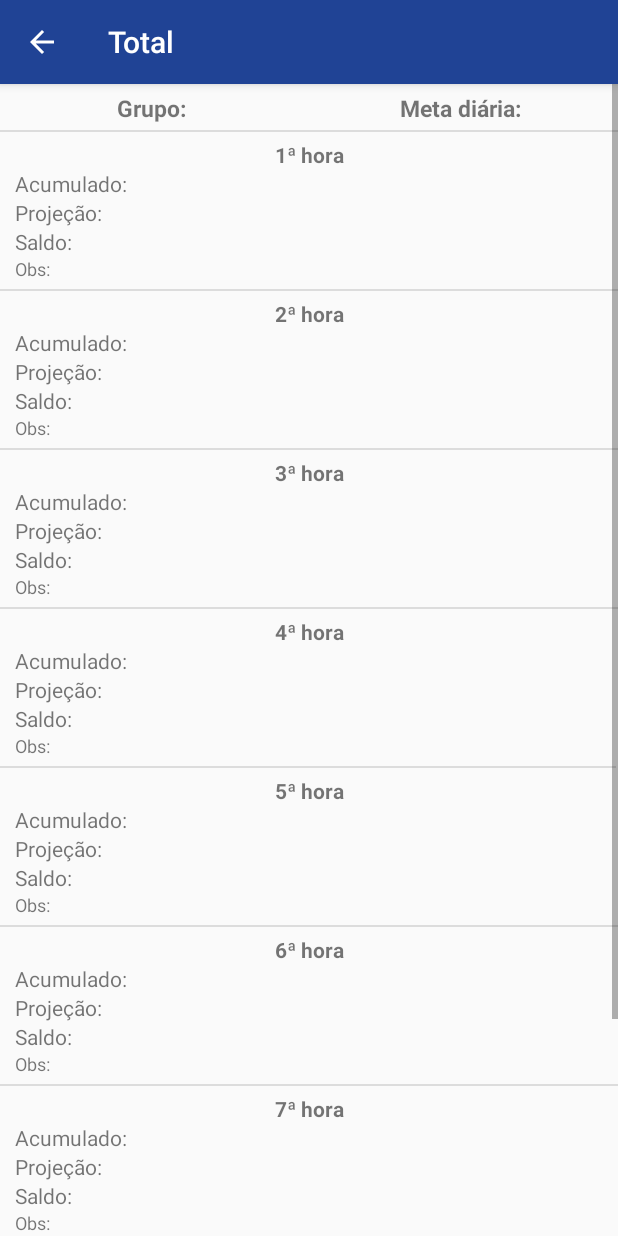
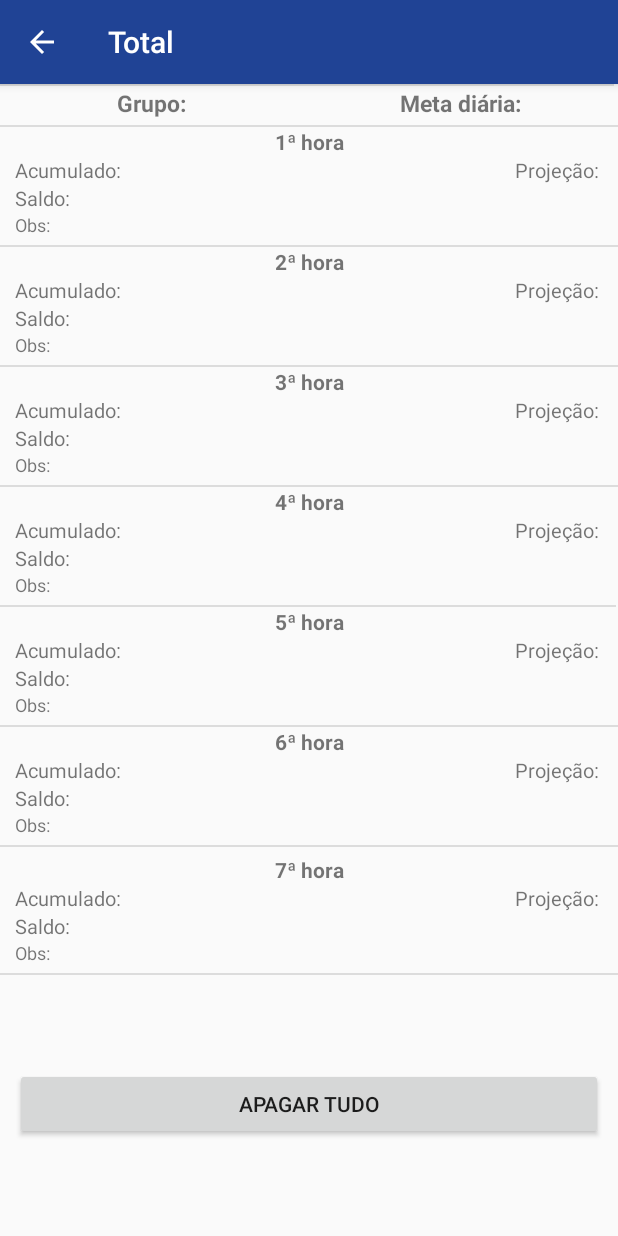
Before and after one commit to brenov1sk/app_Moura, an Android app: the total screen opened directly, with no data from a screen before it, on a phone screen of 412 x 824 dp. Run offline under Robolectric (Android 15) with nearby library versions, the phone set to English and light mode, and no system bars.

Commit message:
alteraçoes no layout

```diff
--- a/app/src/main/AndroidManifest.xml
+++ b/app/src/main/AndroidManifest.xml
@@ -9,7 +9,8 @@
         android:roundIcon="@mipmap/icone_round"
         android:supportsRtl="true"
         android:theme="@style/AppTheme">
-        <activity android:name=".total"></activity>
+        <activity android:name=".fimResultado"></activity>
+        <activity android:name=".total" />
         <activity android:name=".fimTurno" />
         <activity android:name=".hora7" />
         <activity android:name=".hora6" />
--- /dev/null
+++ b/app/src/main/java/com/example/appmoura/fimResultado.java
@@ -0,0 +1,54 @@
+package com.example.appmoura;
+
+import androidx.appcompat.app.AppCompatActivity;
+
+import android.content.Intent;
+import android.content.SharedPreferences;
+import android.os.Bundle;
+import android.view.MenuItem;
+import android.widget.TextView;
+
+public class fimResultado extends AppCompatActivity {
+
+    private final String DADOS = "Dados";
+    private TextView prodFinal, saldoFinal, scrap, sucata;
+
+    @Override
+    protected void onCreate(Bundle savedInstanceState) {
+        super.onCreate(savedInstanceState);
+        setContentView(R.layout.activity_fim_resultado);
+
+        SharedPreferences preferences = getSharedPreferences(DADOS, 0);
+
+        prodFinal = findViewById(R.id.prodFinal);
+        saldoFinal = findViewById(R.id.saldoFinal);
+        scrap = findViewById(R.id.scrap);
+        sucata = findViewById(R.id.sucata);
+
+        //fim do turno
+        String pFinal = preferences.getString("prodFinal","");
+        String sFinal = preferences.getString("saldoFinal","");
+        String scrapp = preferences.getString("scrap","");
+        String sucat = preferences.getString("sucata","");
+        prodFinal.setText("Produção final: " + pFinal);
+        saldoFinal.setText("Saldo final: " + sFinal);
+        scrap.setText("Scrap: " + scrapp);
+        sucata.setText("Sucata: " + sucat);
+
+        getSupportActionBar().setDisplayHomeAsUpEnabled(true); //Mostrar o botão
+        getSupportActionBar().setHomeButtonEnabled(true);      //Ativar o botão
+        getSupportActionBar().setTitle("Fim do turno");     //Titulo para ser exibido na sua Action Bar em frente à seta
+    }
+
+    @Override
+    public boolean onOptionsItemSelected(MenuItem item) { //Botão adicional na ToolBar
+        switch (item.getItemId()) {
+            case android.R.id.home:  //ID do seu botão (gerado automaticamente pelo android, usando como está, deve funcionar
+                startActivity(new Intent(this, MainActivity.class));  //O efeito ao ser pressionado do botão (no caso abre a activity)
+                finishAffinity();  //Método para matar a activity e não deixa-lá indexada na pilhagem
+                break;
+            default:break;
+        }
+        return true;
+    }
+}
--- a/app/src/main/java/com/example/appmoura/fimTurno.java
+++ b/app/src/main/java/com/example/appmoura/fimTurno.java
@@ -59,7 +59,7 @@ public class fimTurno extends AppCompatActivity {
             String SCRAP = scrap.getText().toString();
             String SUCATA = sucata.getText().toString();
 
-            Intent salvar8 = new Intent(this, MainActivity.class);
+            Intent salvar8 = new Intent(this, fimResultado.class);
 
             String metadiaria = preferences.getString("meta", "0");
             meta = Integer.parseInt(metadiaria);
--- a/app/src/main/java/com/example/appmoura/total.java
+++ b/app/src/main/java/com/example/appmoura/total.java
@@ -24,7 +24,6 @@ public class total extends AppCompatActivity {
     private TextView ac5, proj5, s5, ob5;
     private TextView ac6, proj6, s6, ob6;
     private TextView ac7, proj7, s7, ob7;
-    private TextView prodFinal, saldoFinal, scrap, sucata;
 
     private final String DADOS = "Dados";
 
@@ -73,11 +72,6 @@ public class total extends AppCompatActivity {
         proj7 = findViewById(R.id.proj7);
         s7 = findViewById(R.id.s7);
         ob7 = findViewById(R.id.ob7);
-
-        prodFinal = findViewById(R.id.prodFinal);
-        saldoFinal = findViewById(R.id.saldoFinal);
-        scrap = findViewById(R.id.scrap);
-        sucata = findViewById(R.id.sucata);
 
         //activity inicio
         String grupo = preferences.getString("grupo","");
@@ -155,17 +149,6 @@ public class total extends AppCompatActivity {
         s7.setText("Saldo: " + saldo7);
         ob7.setText("Obs: " + obs7);
 
-        //fim do turno
-        String pFinal = preferences.getString("prodFinal","");
-        String sFinal = preferences.getString("saldoFinal","");
-        String scrapp = preferences.getString("scrap","");
-        String sucat = preferences.getString("sucata","");
-        prodFinal.setText("Produção final: " + pFinal);
-        saldoFinal.setText("Saldo final: " + sFinal);
-        scrap.setText("Scrap: " + scrapp);
-        sucata.setText("Sucata: " + sucat);
-
-
         bt = findViewById(R.id.bt);
         bt.setOnClickListener(new View.OnClickListener() {
             @Override
--- /dev/null
+++ b/app/src/main/res/layout/activity_fim_resultado.xml
@@ -0,0 +1,68 @@
+<?xml version="1.0" encoding="utf-8"?>
+<androidx.constraintlayout.widget.ConstraintLayout xmlns:android="http://schemas.android.com/apk/res/android"
+    xmlns:app="http://schemas.android.com/apk/res-auto"
+    xmlns:tools="http://schemas.android.com/tools"
+    android:layout_width="match_parent"
+    android:layout_height="match_parent"
+    tools:context=".fimResultado">
+
+    <TextView
+        android:id="@+id/saldoFinal"
+        android:layout_width="0dp"
+        android:layout_height="wrap_content"
+        android:layout_marginStart="10dp"
+        android:layout_marginLeft="10dp"
+        android:layout_marginTop="40dp"
+        android:layout_marginEnd="10dp"
+        android:layout_marginRight="10dp"
+        android:text="TextView"
+        android:textSize="18sp"
+        app:layout_constraintEnd_toEndOf="parent"
+        app:layout_constraintStart_toStartOf="parent"
+        app:layout_constraintTop_toBottomOf="@+id/prodFinal" />
+
+    <TextView
+        android:id="@+id/prodFinal"
+        android:layout_width="0dp"
+        android:layout_height="wrap_content"
+        android:layout_marginStart="10dp"
+        android:layout_marginLeft="10dp"
+        android:layout_marginTop="20dp"
+        android:layout_marginEnd="10dp"
+        android:layout_marginRight="10dp"
+        android:text="TextView"
+        android:textSize="18sp"
+        app:layout_constraintEnd_toEndOf="parent"
+        app:layout_constraintStart_toStartOf="parent"
+        app:layout_constraintTop_toTopOf="parent" />
+
+    <TextView
+        android:id="@+id/scrap"
+        android:layout_width="0dp"
+        android:layout_height="wrap_content"
+        android:layout_marginStart="10dp"
+        android:layout_marginLeft="10dp"
+        android:layout_marginTop="40dp"
+        android:layout_marginEnd="10dp"
+        android:layout_marginRight="10dp"
+        android:text="TextView"
+        android:textSize="18sp"
+        app:layout_constraintEnd_toEndOf="parent"
+        app:layout_constraintStart_toStartOf="parent"
+        app:layout_constraintTop_toBottomOf="@+id/saldoFinal" />
+
+    <TextView
+        android:id="@+id/sucata"
+        android:layout_width="0dp"
+        android:layout_height="wrap_content"
+        android:layout_marginStart="10dp"
+        android:layout_marginLeft="10dp"
+        android:layout_marginTop="40dp"
+        android:layout_marginEnd="10dp"
+        android:layout_marginRight="10dp"
+        android:text="TextView"
+        android:textSize="18sp"
+        app:layout_constraintEnd_toEndOf="parent"
+        app:layout_constraintStart_toStartOf="parent"
+        app:layout_constraintTop_toBottomOf="@+id/scrap" />
+</androidx.constraintlayout.widget.ConstraintLayout>
--- a/app/src/main/res/layout/activity_inicio_turno.xml
+++ b/app/src/main/res/layout/activity_inicio_turno.xml
@@ -81,7 +81,7 @@
             android:id="@+id/editObs"
             android:layout_width="match_parent"
             android:layout_height="wrap_content"
-            android:hint="Observação"
+            android:hint="Modelo de bateria"
             android:inputType="textMultiLine" />
     </com.google.android.material.textfield.TextInputLayout>
 
--- a/app/src/main/res/layout/activity_total.xml
+++ b/app/src/main/res/layout/activity_total.xml
@@ -22,7 +22,7 @@
         android:layout_height="20dp"
         android:layout_marginStart="10dp"
         android:layout_marginLeft="10dp"
-            android:layout_marginTop="5dp"
+        android:layout_marginTop="2dp"
         android:layout_marginEnd="10dp"
         android:layout_marginRight="10dp"
         android:gravity="center"
@@ -60,11 +60,13 @@
         android:id="@+id/ac1"
         android:layout_width="0dp"
         android:layout_height="wrap_content"
+        android:layout_marginStart="10dp"
         android:layout_marginLeft="10dp"
+        android:layout_marginEnd="10dp"
         android:layout_marginRight="10dp"
         android:text="TextView"
-            android:textSize="14sp"
-            app:layout_constraintEnd_toEndOf="parent"
+        android:textSize="13sp"
+        app:layout_constraintEnd_toStartOf="@+id/guideline6"
         app:layout_constraintStart_toStartOf="parent"
         app:layout_constraintTop_toBottomOf="@+id/textView" />
 
@@ -72,13 +74,16 @@
         android:id="@+id/proj1"
         android:layout_width="0dp"
         android:layout_height="wrap_content"
+        android:layout_marginStart="10dp"
         android:layout_marginLeft="10dp"
+        android:layout_marginEnd="10dp"
         android:layout_marginRight="10dp"
+        android:gravity="right"
         android:text="TextView"
-            android:textSize="14sp"
+        android:textSize="13sp"
         app:layout_constraintEnd_toEndOf="parent"
-            app:layout_constraintStart_toStartOf="parent"
-            app:layout_constraintTop_toBottomOf="@+id/ac1" />
+        app:layout_constraintStart_toStartOf="@+id/guideline6"
+        app:layout_constraintTop_toTopOf="@+id/ac1" />
 
     <TextView
         android:id="@+id/s1"
@@ -87,6 +92,7 @@
         android:layout_marginLeft="10dp"
         android:layout_marginRight="10dp"
         android:text="TextView"
+        android:textSize="13sp"
         app:layout_constraintEnd_toEndOf="parent"
         app:layout_constraintStart_toStartOf="parent"
         app:layout_constraintTop_toBottomOf="@+id/proj1" />
@@ -114,7 +120,8 @@
         android:layout_marginEnd="10dp"
         android:layout_marginRight="10dp"
         android:text="TextView"
-            app:layout_constraintEnd_toEndOf="parent"
+        android:textSize="13sp"
+        app:layout_constraintEnd_toStartOf="@+id/guideline6"
         app:layout_constraintHorizontal_chainStyle="spread_inside"
         app:layout_constraintStart_toStartOf="parent"
         app:layout_constraintTop_toBottomOf="@+id/textView3" />
@@ -126,6 +133,7 @@
         android:layout_marginLeft="10dp"
         android:layout_marginRight="10dp"
         android:text="TextView"
+        android:textSize="13sp"
         app:layout_constraintEnd_toEndOf="parent"
         app:layout_constraintStart_toStartOf="parent"
         app:layout_constraintTop_toBottomOf="@+id/proj2" />
@@ -134,12 +142,16 @@
         android:id="@+id/proj2"
         android:layout_width="0dp"
         android:layout_height="wrap_content"
+        android:layout_marginStart="10dp"
         android:layout_marginLeft="10dp"
+        android:layout_marginEnd="10dp"
         android:layout_marginRight="10dp"
+        android:gravity="right"
         android:text="TextView"
+        android:textSize="13sp"
         app:layout_constraintEnd_toEndOf="parent"
-            app:layout_constraintStart_toStartOf="parent"
-            app:layout_constraintTop_toBottomOf="@+id/ac2" />
+        app:layout_constraintStart_toStartOf="@+id/guideline6"
+        app:layout_constraintTop_toTopOf="@+id/ac2" />
 
         <TextView
             android:id="@+id/ob2"
@@ -161,17 +173,17 @@
             android:layout_height="48dp"
             android:layout_marginStart="10dp"
             android:layout_marginLeft="10dp"
-            android:layout_marginTop="5dp"
+            android:layout_marginTop="10dp"
             android:layout_marginEnd="10dp"
             android:layout_marginRight="10dp"
-            android:layout_marginBottom="10dp"
+            android:layout_marginBottom="5dp"
             android:onClick="bt"
             android:text="apagar tudo"
             app:layout_constraintBottom_toBottomOf="parent"
             app:layout_constraintEnd_toEndOf="parent"
             app:layout_constraintHorizontal_bias="1.0"
             app:layout_constraintStart_toStartOf="parent"
-            app:layout_constraintTop_toBottomOf="@+id/divider10" />
+            app:layout_constraintTop_toBottomOf="@+id/ob7" />
 
     <TextView
         android:id="@+id/ac3"
@@ -182,8 +194,8 @@
         android:layout_marginEnd="10dp"
         android:layout_marginRight="10dp"
         android:text="TextView"
-            app:layout_constraintEnd_toEndOf="parent"
-            app:layout_constraintHorizontal_bias="0.5"
+        android:textSize="13sp"
+        app:layout_constraintEnd_toStartOf="@+id/guideline6"
         app:layout_constraintStart_toStartOf="parent"
         app:layout_constraintTop_toBottomOf="@+id/textView8" />
 
@@ -195,10 +207,12 @@
         android:layout_marginLeft="10dp"
         android:layout_marginEnd="10dp"
         android:layout_marginRight="10dp"
+        android:gravity="right"
         android:text="TextView"
+        android:textSize="13sp"
         app:layout_constraintEnd_toEndOf="parent"
-            app:layout_constraintStart_toStartOf="parent"
-            app:layout_constraintTop_toBottomOf="@+id/ac3" />
+        app:layout_constraintStart_toStartOf="@+id/guideline6"
+        app:layout_constraintTop_toTopOf="@+id/ac3" />
 
     <TextView
         android:id="@+id/s3"
@@ -209,6 +223,7 @@
         android:layout_marginEnd="10dp"
         android:layout_marginRight="10dp"
         android:text="TextView"
+        android:textSize="13sp"
         app:layout_constraintEnd_toEndOf="parent"
         app:layout_constraintStart_toStartOf="parent"
         app:layout_constraintTop_toBottomOf="@+id/proj3" />
@@ -237,8 +252,8 @@
         android:layout_marginEnd="10dp"
         android:layout_marginRight="10dp"
         android:text="TextView"
-            app:layout_constraintEnd_toEndOf="parent"
-            app:layout_constraintHorizontal_bias="0.5"
+        android:textSize="13sp"
+        app:layout_constraintEnd_toStartOf="@+id/guideline6"
         app:layout_constraintStart_toStartOf="parent"
         app:layout_constraintTop_toBottomOf="@+id/textView7" />
 
@@ -250,10 +265,12 @@
         android:layout_marginLeft="10dp"
         android:layout_marginEnd="10dp"
         android:layout_marginRight="10dp"
+        android:gravity="right"
         android:text="TextView"
+        android:textSize="13sp"
         app:layout_constraintEnd_toEndOf="parent"
-            app:layout_constraintStart_toStartOf="parent"
-            app:layout_constraintTop_toBottomOf="@+id/ac4" />
+        app:layout_constraintStart_toStartOf="@+id/guideline6"
+        app:layout_constraintTop_toTopOf="@+id/ac4" />
 
     <TextView
         android:id="@+id/s4"
@@ -264,6 +281,7 @@
         android:layout_marginEnd="10dp"
         android:layout_marginRight="10dp"
         android:text="TextView"
+        android:textSize="13sp"
         app:layout_constraintEnd_toEndOf="parent"
         app:layout_constraintStart_toStartOf="parent"
         app:layout_constraintTop_toBottomOf="@+id/proj4" />
@@ -291,8 +309,8 @@
         android:layout_marginEnd="10dp"
         android:layout_marginRight="10dp"
         android:text="TextView"
-            app:layout_constraintEnd_toEndOf="parent"
-            app:layout_constraintHorizontal_bias="0.5"
+        android:textSize="13sp"
+        app:layout_constraintEnd_toStartOf="@+id/guideline6"
         app:layout_constraintStart_toStartOf="parent"
         app:layout_constraintTop_toBottomOf="@+id/textView6" />
 
@@ -300,12 +318,16 @@
         android:id="@+id/proj5"
         android:layout_width="0dp"
         android:layout_height="wrap_content"
+        android:layout_marginStart="10dp"
         android:layout_marginLeft="10dp"
+        android:layout_marginEnd="10dp"
         android:layout_marginRight="10dp"
+        android:gravity="right"
         android:text="TextView"
+        android:textSize="13sp"
         app:layout_constraintEnd_toEndOf="parent"
-            app:layout_constraintStart_toStartOf="parent"
-            app:layout_constraintTop_toBottomOf="@+id/ac5" />
+        app:layout_constraintStart_toStartOf="@+id/guideline6"
+        app:layout_constraintTop_toTopOf="@+id/ac5" />
 
     <TextView
         android:id="@+id/s5"
@@ -314,6 +336,7 @@
         android:layout_marginLeft="10dp"
         android:layout_marginRight="10dp"
         android:text="TextView"
+        android:textSize="13sp"
         app:layout_constraintEnd_toEndOf="parent"
         app:layout_constraintStart_toStartOf="parent"
         app:layout_constraintTop_toBottomOf="@+id/proj5" />
@@ -341,8 +364,8 @@
         android:layout_marginEnd="10dp"
         android:layout_marginRight="10dp"
         android:text="TextView"
-            app:layout_constraintEnd_toEndOf="parent"
-            app:layout_constraintHorizontal_bias="0.5"
+        android:textSize="13sp"
+        app:layout_constraintEnd_toStartOf="@+id/guideline6"
         app:layout_constraintStart_toStartOf="parent"
         app:layout_constraintTop_toBottomOf="@+id/textView5" />
 
@@ -354,10 +377,12 @@
         android:layout_marginLeft="10dp"
         android:layout_marginEnd="10dp"
         android:layout_marginRight="10dp"
+        android:gravity="right"
         android:text="TextView"
+        android:textSize="13sp"
         app:layout_constraintEnd_toEndOf="parent"
-            app:layout_constraintStart_toStartOf="parent"
-            app:layout_constraintTop_toBottomOf="@+id/ac6" />
+        app:layout_constraintStart_toStartOf="@+id/guideline6"
+        app:layout_constraintTop_toTopOf="@+id/ac6" />
 
     <TextView
         android:id="@+id/s6"
@@ -368,6 +393,7 @@
         android:layout_marginEnd="10dp"
         android:layout_marginRight="10dp"
         android:text="TextView"
+        android:textSize="13sp"
         app:layout_constraintEnd_toEndOf="parent"
         app:layout_constraintStart_toStartOf="parent"
         app:layout_constraintTop_toBottomOf="@+id/proj6" />
@@ -395,8 +421,8 @@
         android:layout_marginEnd="10dp"
         android:layout_marginRight="10dp"
         android:text="TextView"
-            app:layout_constraintEnd_toEndOf="parent"
-            app:layout_constraintHorizontal_bias="0.5"
+        android:textSize="13sp"
+        app:layout_constraintEnd_toStartOf="@+id/guideline6"
         app:layout_constraintStart_toStartOf="parent"
         app:layout_constraintTop_toBottomOf="@+id/textView4" />
 
@@ -408,10 +434,12 @@
         android:layout_marginLeft="10dp"
         android:layout_marginEnd="10dp"
         android:layout_marginRight="10dp"
+        android:gravity="right"
         android:text="TextView"
+        android:textSize="13sp"
         app:layout_constraintEnd_toEndOf="parent"
-            app:layout_constraintStart_toStartOf="parent"
-            app:layout_constraintTop_toBottomOf="@+id/ac7" />
+        app:layout_constraintStart_toStartOf="@+id/guideline6"
+        app:layout_constraintTop_toTopOf="@+id/ac7" />
 
     <TextView
         android:id="@+id/s7"
@@ -422,6 +450,7 @@
         android:layout_marginEnd="10dp"
         android:layout_marginRight="10dp"
         android:text="TextView"
+        android:textSize="13sp"
         app:layout_constraintEnd_toEndOf="parent"
         app:layout_constraintStart_toStartOf="parent"
         app:layout_constraintTop_toBottomOf="@+id/proj7" />
@@ -439,58 +468,6 @@
             app:layout_constraintEnd_toEndOf="parent"
             app:layout_constraintStart_toStartOf="parent"
             app:layout_constraintTop_toBottomOf="@+id/s7" />
-
-        <TextView
-            android:id="@+id/prodFinal"
-            android:layout_width="0dp"
-            android:layout_height="wrap_content"
-            android:layout_marginStart="10dp"
-            android:layout_marginLeft="10dp"
-            android:layout_marginEnd="10dp"
-            android:layout_marginRight="10dp"
-            android:text="TextView"
-            app:layout_constraintEnd_toEndOf="parent"
-            app:layout_constraintStart_toStartOf="parent"
-            app:layout_constraintTop_toBottomOf="@+id/textView2" />
-
-        <TextView
-            android:id="@+id/saldoFinal"
-            android:layout_width="0dp"
-            android:layout_height="wrap_content"
-            android:layout_marginStart="10dp"
-            android:layout_marginLeft="10dp"
-            android:layout_marginEnd="10dp"
-            android:layout_marginRight="10dp"
-            android:text="TextView"
-            app:layout_constraintEnd_toEndOf="parent"
-            app:layout_constraintStart_toStartOf="parent"
-            app:layout_constraintTop_toBottomOf="@+id/prodFinal" />
-
-        <TextView
-            android:id="@+id/scrap"
-            android:layout_width="0dp"
-            android:layout_height="wrap_content"
-            android:layout_marginStart="10dp"
-            android:layout_marginLeft="10dp"
-            android:layout_marginEnd="10dp"
-            android:layout_marginRight="10dp"
-            android:text="TextView"
-            app:layout_constraintEnd_toEndOf="parent"
-            app:layout_constraintStart_toStartOf="parent"
-            app:layout_constraintTop_toBottomOf="@+id/saldoFinal" />
-
-        <TextView
-            android:id="@+id/sucata"
-            android:layout_width="0dp"
-            android:layout_height="wrap_content"
-            android:layout_marginStart="10dp"
-            android:layout_marginLeft="10dp"
-            android:layout_marginEnd="10dp"
-            android:layout_marginRight="10dp"
-            android:text="TextView"
-            app:layout_constraintEnd_toEndOf="parent"
-            app:layout_constraintStart_toStartOf="parent"
-            app:layout_constraintTop_toBottomOf="@+id/scrap" />
 
         <View
             android:id="@+id/divider3"
@@ -548,7 +525,6 @@
             android:id="@+id/textView"
             android:layout_width="wrap_content"
             android:layout_height="wrap_content"
-            android:layout_marginTop="5dp"
             android:text="1ª hora"
             android:textSize="14sp"
             android:textStyle="bold"
@@ -576,17 +552,6 @@
             app:layout_constraintStart_toStartOf="parent"
             app:layout_constraintTop_toBottomOf="@+id/ob7" />
 
-        <TextView
-            android:id="@+id/textView2"
-            android:layout_width="wrap_content"
-            android:layout_height="wrap_content"
-            android:layout_marginTop="5dp"
-            android:text="Fim do turno"
-            android:textStyle="bold"
-            app:layout_constraintEnd_toEndOf="parent"
-            app:layout_constraintStart_toStartOf="parent"
-            app:layout_constraintTop_toBottomOf="@+id/divider2" />
-
         <View
             android:id="@+id/divider8"
             android:layout_width="0dp"
@@ -601,7 +566,6 @@
             android:id="@+id/textView3"
             android:layout_width="wrap_content"
             android:layout_height="wrap_content"
-            android:layout_marginTop="5dp"
             android:text="2ª hora"
             android:textStyle="bold"
             app:layout_constraintEnd_toEndOf="parent"
@@ -623,7 +587,6 @@
             android:id="@+id/textView5"
             android:layout_width="wrap_content"
             android:layout_height="wrap_content"
-            android:layout_marginTop="5dp"
             android:text="6ª hora"
             android:textStyle="bold"
             app:layout_constraintEnd_toEndOf="parent"
@@ -634,7 +597,6 @@
         android:id="@+id/textView6"
         android:layout_width="wrap_content"
         android:layout_height="wrap_content"
-            android:layout_marginTop="5dp"
         android:text="5ª hora"
         android:textStyle="bold"
         app:layout_constraintEnd_toEndOf="parent"
@@ -645,7 +607,6 @@
             android:id="@+id/textView7"
             android:layout_width="wrap_content"
             android:layout_height="wrap_content"
-            android:layout_marginTop="5dp"
             android:text="4ª hora"
             android:textStyle="bold"
             app:layout_constraintEnd_toEndOf="parent"
@@ -656,7 +617,6 @@
             android:id="@+id/textView8"
             android:layout_width="wrap_content"
             android:layout_height="wrap_content"
-            android:layout_marginTop="5dp"
             android:text="3ª hora"
             android:textStyle="bold"
             app:layout_constraintEnd_toEndOf="parent"
@@ -667,10 +627,9 @@
             android:id="@+id/divider10"
             android:layout_width="409dp"
             android:layout_height="1dp"
-            android:layout_marginTop="5dp"
             android:background="?android:attr/listDivider"
-            app:layout_constraintTop_toBottomOf="@+id/sucata"
-            tools:layout_editor_absoluteX="1dp" />
+            tools:layout_editor_absoluteX="1dp"
+            tools:layout_editor_absoluteY="861dp" />
 
     </androidx.constraintlayout.widget.ConstraintLayout>
 
```
Lines whose indentation alone changed are shown as unchanged.
